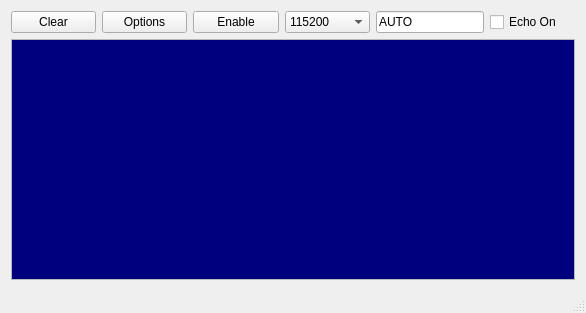
Above: forms/mainwindow.ui from parallaxinc/PropellerManager before the change. Below: the same form after it.
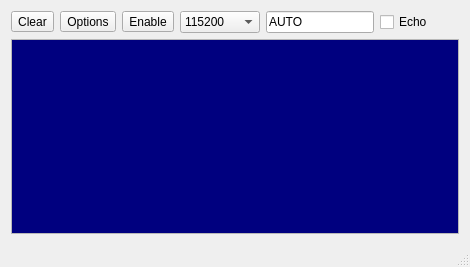
That is the form after the change. Icons and pictures are not drawn. Custom widgets are drawn as their Qt base class.

```diff
--- a/forms/mainwindow.ui
+++ b/forms/mainwindow.ui
@@ -6,8 +6,8 @@
    <rect>
     <x>0</x>
     <y>0</y>
-    <width>586</width>
-    <height>313</height>
+    <width>470</width>
+    <height>267</height>
    </rect>
   </property>
   <property name="windowTitle">
@@ -18,7 +18,7 @@
     <item>
      <layout class="QHBoxLayout" name="horizontalLayout">
       <item>
-       <widget class="QPushButton" name="btnClear">
+       <widget class="QToolButton" name="btnClear">
         <property name="toolTip">
          <string>Clear all terminal text</string>
         </property>
@@ -31,7 +31,7 @@
        </widget>
       </item>
       <item>
-       <widget class="QPushButton" name="btnOptions">
+       <widget class="QToolButton" name="btnOptions">
         <property name="toolTip">
          <string>Configure the terminal</string>
         </property>
@@ -44,7 +44,7 @@
        </widget>
       </item>
       <item>
-       <widget class="QPushButton" name="btnEnable">
+       <widget class="QToolButton" name="btnEnable">
         <property name="toolTip">
          <string>Enable terminal</string>
         </property>
@@ -143,7 +143,7 @@
          <string>Enable terminal input echo</string>
         </property>
         <property name="text">
-         <string>Echo On</string>
+         <string>Echo</string>
         </property>
        </widget>
       </item>
@@ -218,7 +218,7 @@
       <property name="font">
        <font>
         <family>Droid Sans Mono</family>
-        <pointsize>14</pointsize>
+        <pointsize>12</pointsize>
         <weight>50</weight>
         <bold>false</bold>
        </font>
@@ -232,9 +232,6 @@
       <property name="verticalScrollBarPolicy">
        <enum>Qt::ScrollBarAsNeeded</enum>
       </property>
-      <property name="readOnly">
-       <bool>false</bool>
-      </property>
       <property name="backgroundVisible">
        <bool>false</bool>
       </property>
```
Left out of the diff: 14 changed lines with no effect on the pictures.
